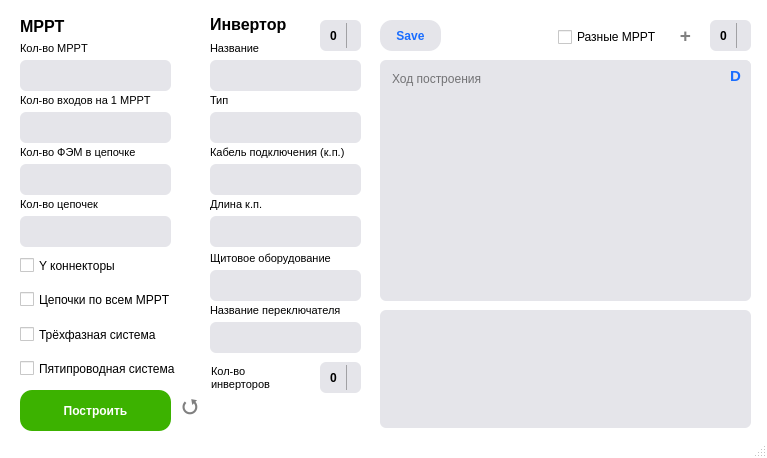
Croud9/Auto-OTR, file designDrawSchemes.ui: the form before one commit.
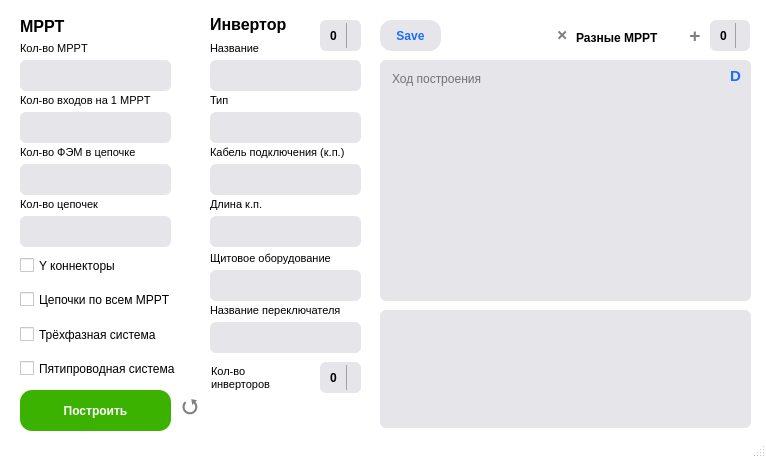
The form after the commit. Icons and pictures are not drawn.

Commit message: Connect two scheme, refactoring style and animation

```diff
--- a/designDrawSchemes.ui
+++ b/designDrawSchemes.ui
@@ -9,7 +9,7 @@
    <rect>
     <x>0</x>
     <y>0</y>
-    <width>767</width>
+    <width>766</width>
     <height>458</height>
    </rect>
   </property>
@@ -392,27 +392,6 @@
      <string>Цепочки по всем MPPT</string>
     </property>
    </widget>
-   <widget class="QCheckBox" name="checkUse_different_mppt">
-    <property name="geometry">
-     <rect>
-      <x>558</x>
-      <y>27</y>
-      <width>111</width>
-      <height>20</height>
-     </rect>
-    </property>
-    <property name="font">
-     <font>
-      <family>Arial</family>
-     </font>
-    </property>
-    <property name="toolTip">
-     <string>Позволяет добавлять разные MPPT в инвертор. Нажимая на кнопку &quot;+&quot; добавляются параметры для каждого MPPT</string>
-    </property>
-    <property name="text">
-     <string>Разные MPPT</string>
-    </property>
-   </widget>
    <widget class="QLineEdit" name="inputName_invertor">
     <property name="geometry">
      <rect>
@@ -1233,9 +1212,9 @@
    <widget class="QPushButton" name="btnAdd_new_mppt">
     <property name="geometry">
      <rect>
-      <x>670</x>
+      <x>680</x>
       <y>20</y>
-      <width>31</width>
+      <width>30</width>
       <height>31</height>
      </rect>
     </property>
@@ -1272,7 +1251,7 @@
      <rect>
       <x>710</x>
       <y>20</y>
-      <width>41</width>
+      <width>40</width>
       <height>31</height>
      </rect>
     </property>
@@ -1393,6 +1372,73 @@
 инверторов</string>
     </property>
    </widget>
+   <widget class="QPushButton" name="btnDelConfig">
+    <property name="geometry">
+     <rect>
+      <x>547</x>
+      <y>22</y>
+      <width>30</width>
+      <height>31</height>
+     </rect>
+    </property>
+    <property name="font">
+     <font>
+      <family>Arial</family>
+      <pointsize>10</pointsize>
+      <weight>75</weight>
+      <bold>true</bold>
+     </font>
+    </property>
+    <property name="cursor">
+     <cursorShape>PointingHandCursor</cursorShape>
+    </property>
+    <property name="toolTip">
+     <string>Удалить</string>
+    </property>
+    <property name="styleSheet">
+     <string notr="true">QPushButton{
+	background-color:rgba(112, 215, 255, 0);
+	color:  rgba(0, 0, 0, 0.5);
+	border: none;
+	border-radius: 5;
+	border-style: outset;
+}
+QPushButton:hover{
+	color:rgba(255, 20, 20, 1) ;
+}
+</string>
+    </property>
+    <property name="text">
+     <string>🞫</string>
+    </property>
+   </widget>
+   <widget class="QLabel" name="label_21">
+    <property name="enabled">
+     <bool>true</bool>
+    </property>
+    <property name="geometry">
+     <rect>
+      <x>576</x>
+      <y>30</y>
+      <width>110</width>
+      <height>16</height>
+     </rect>
+    </property>
+    <property name="font">
+     <font>
+      <family>Arial</family>
+      <pointsize>9</pointsize>
+      <weight>75</weight>
+      <bold>true</bold>
+     </font>
+    </property>
+    <property name="styleSheet">
+     <string notr="true">background-color: rgba(255,255,255,0); </string>
+    </property>
+    <property name="text">
+     <string>Разные MPPT</string>
+    </property>
+   </widget>
    <zorder>label_20</zorder>
    <zorder>label_8</zorder>
    <zorder>inputCount_mppt</zorder>
```
Left out of the diff: 3 changed lines with no effect on the pictures. The commit also changes 13 other files.
